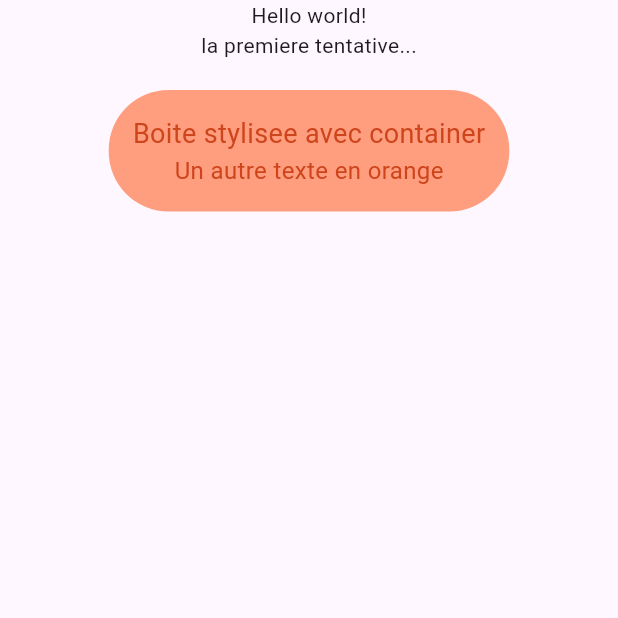
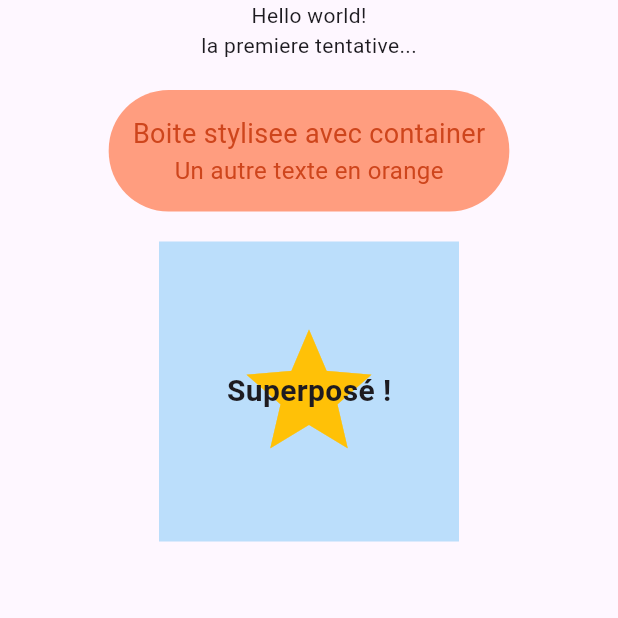
Before and after one commit to zakariadjellouli/flutter_app_widgets_base, a Flutter app: the screen it shows after launch, on a phone screen of 412 x 824 dp, the top half of it. Run offline on Flutter 3.47's test engine with Material 3 defaults, Android fonts, the phone set to English and light mode, and no system bars.

Commit message:
Etape 4 : Ajoute le stack

```diff
--- a/lib/main.dart
+++ b/lib/main.dart
@@ -42,6 +42,17 @@ class MainApp extends StatelessWidget {
                   ],
                 ),
               ),
+              Stack(
+                alignment: AlignmentGeometry.center,
+                children: [
+                  Container(width: 200, height: 200, color: Colors.blue[100]),
+                  Icon(Icons.star, size: 100, color: Colors.amber),
+                  Text(
+                    'Superposé !',
+                    style: TextStyle(fontSize: 20, fontWeight: FontWeight.bold),
+                  ),
+                ],
+              ),
             ],
           ),
         ),
```
